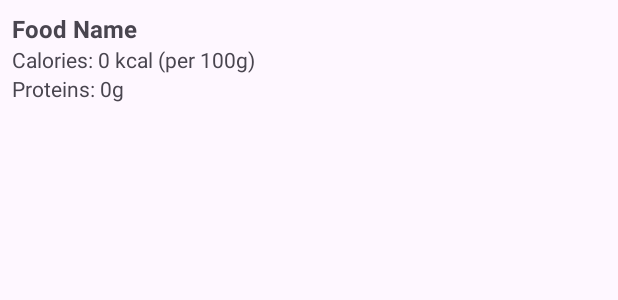
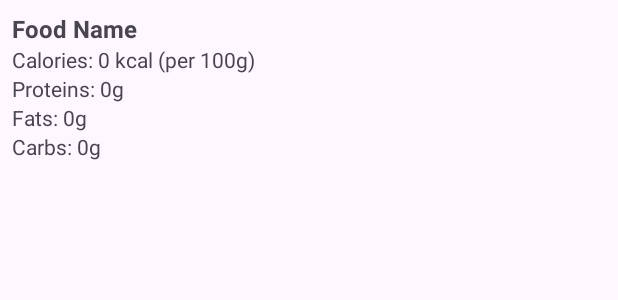
Before and after one commit to andresruiiz/FoodCalendar, an Android app built with Jetpack Compose: the layout item_food_list.xml on its own in the app's theme, with its tools: preview values and no code run, on a phone screen of 412 x 824 dp. Shown: the top 300 px of the screen. Run offline under Robolectric (Android 15) with nearby library versions, the phone set to English and light mode, and no system bars.

Commit message:
Added fats and carbs to food list
Co-Authored-By: Mel-Nicolo <124881113+Mel-Nicolo@users.noreply.github.com>

```diff
--- a/app/src/main/res/layout/item_food_list.xml
+++ b/app/src/main/res/layout/item_food_list.xml
@@ -28,4 +28,18 @@
         android:layout_height="wrap_content"
         android:text="Proteins: 0g"
         android:textSize="14sp" />
+
+    <TextView
+        android:id="@+id/tvFoodFats"
+        android:layout_width="match_parent"
+        android:layout_height="wrap_content"
+        android:text="Fats: 0g"
+        android:textSize="14sp" />
+
+    <TextView
+        android:id="@+id/tvFoodCarbs"
+        android:layout_width="match_parent"
+        android:layout_height="wrap_content"
+        android:text="Carbs: 0g"
+        android:textSize="14sp" />
 </LinearLayout>
--- a/app/src/main/res/values/strings.xml
+++ b/app/src/main/res/values/strings.xml
@@ -61,6 +61,8 @@
     <string name="add_meal">Add Meal</string>
     <string name="calories_per_100g">Calories: %1$d kcal (per 100g)</string>
     <string name="proteins_per_100g">Proteins: %1$d g</string>
+    <string name="fats_per_100g">Fats: %1$d g</string>
+    <string name="carbs_per_100g">Carbs: %1$d g</string>
     <string name="no_meals">No meals added</string>
     <string name="meal_added">Meal added successfully!</string>
     <string name="select_food">Select a food</string>
```
Also changed, not shown: app/src/main/java/es/uma/foodcalendar/FoodListAdapter.kt (+7 -1 lines), 1 other file.
